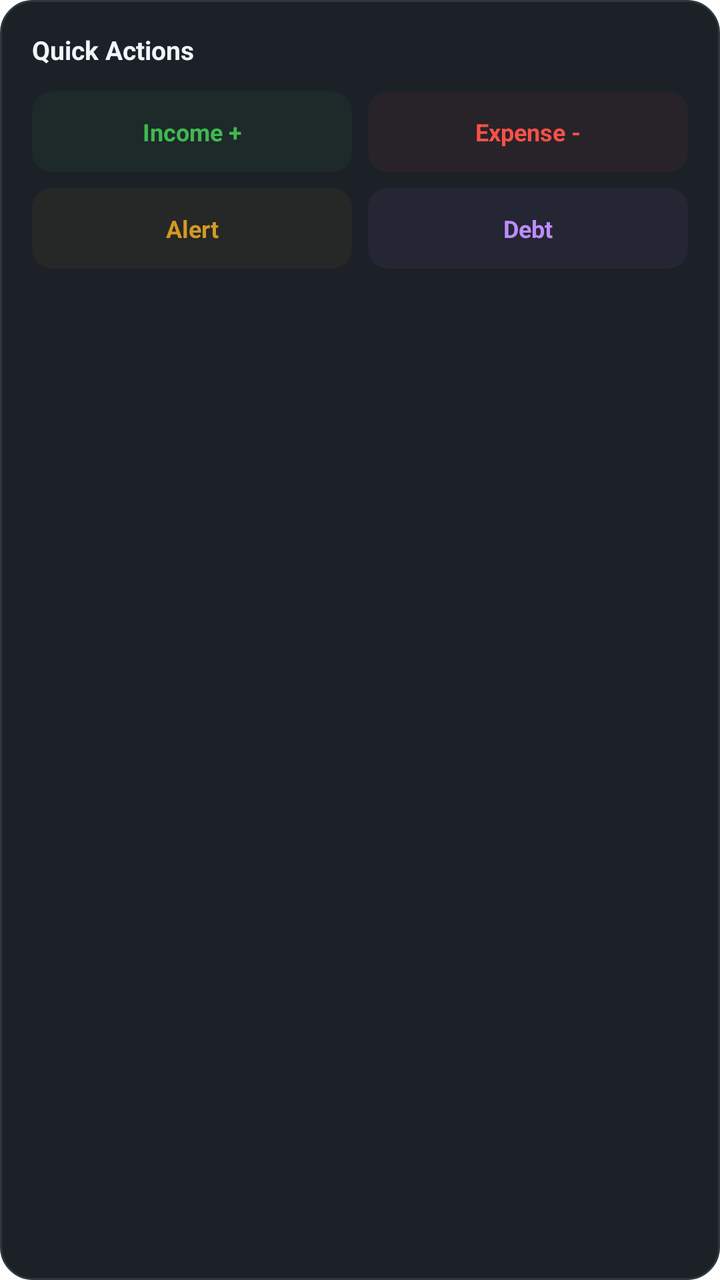
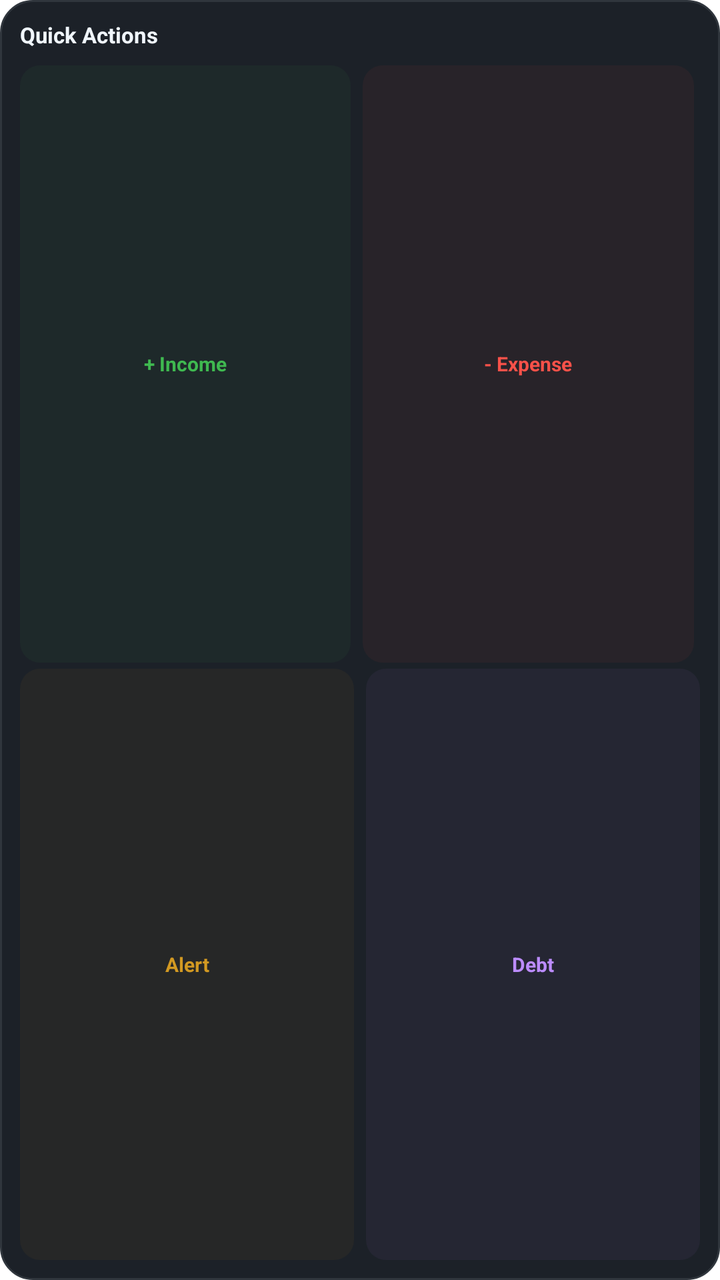

Before-and-after screenshots of an Android layout around one commit, followed by the original layout XML and the change that was made.
<!-- AndroidManifest.xml: fallback theme Theme.MaterialComponents.DayNight.NoActionBar -->
<!-- res/layout/widget_quick_actions.xml -->
<?xml version="1.0" encoding="utf-8"?>
<LinearLayout xmlns:android="http://schemas.android.com/apk/res/android"
    android:layout_width="match_parent"
    android:layout_height="match_parent"
    android:orientation="vertical"
    android:padding="16dp"
    android:background="@drawable/widget_background">

    <TextView
        android:layout_width="match_parent"
        android:layout_height="wrap_content"
        android:text="Quick Actions"
        android:textColor="#F0F6FC"
        android:textSize="13sp"
        android:textStyle="bold"
        android:layout_marginBottom="12dp" />

    <LinearLayout
        android:layout_width="match_parent"
        android:layout_height="wrap_content"
        android:orientation="horizontal"
        android:layout_marginBottom="8dp">
        <TextView
            android:id="@+id/btn_add_income"
            android:layout_width="0dp"
            android:layout_height="wrap_content"
            android:layout_weight="1"
            android:layout_marginEnd="4dp"
            android:background="@drawable/widget_chip_green"
            android:padding="12dp"
            android:text="Income +"
            android:textColor="#3FB950"
            android:textSize="12sp"
            android:textStyle="bold"
            android:gravity="center" />
        <TextView
            android:id="@+id/btn_add_expense"
            android:layout_width="0dp"
            android:layout_height="wrap_content"
            android:layout_weight="1"
            android:layout_marginStart="4dp"
            android:background="@drawable/widget_chip_red"
            android:padding="12dp"
            android:text="Expense -"
            android:textColor="#F85149"
            android:textSize="12sp"
            android:textStyle="bold"
            android:gravity="center" />
    </LinearLayout>

    <LinearLayout
        android:layout_width="match_parent"
        android:layout_height="wrap_content"
        android:orientation="horizontal">
        <TextView
            android:id="@+id/btn_add_alert"
            android:layout_width="0dp"
            android:layout_height="wrap_content"
            android:layout_weight="1"
            android:layout_marginEnd="4dp"
            android:background="@drawable/widget_chip_orange"
            android:padding="12dp"
            android:text="Alert"
            android:textColor="#D29922"
            android:textSize="12sp"
            android:textStyle="bold"
            android:gravity="center" />
        <TextView
            android:id="@+id/btn_add_debt"
            android:layout_width="0dp"
            android:layout_height="wrap_content"
            android:layout_weight="1"
            android:layout_marginStart="4dp"
            android:background="@drawable/widget_chip_purple"
            android:padding="12dp"
            android:text="Debt"
            android:textColor="#BC8CFF"
            android:textSize="12sp"
            android:textStyle="bold"
            android:gravity="center" />
    </LinearLayout>
</LinearLayout>
<!-- resources referenced by this layout -->
<resources>
  <!-- drawable widget_background (drawable) -->
  <?xml version="1.0" encoding="utf-8"?>
  <shape xmlns:android="http://schemas.android.com/apk/res/android"
      android:shape="rectangle">
      <solid android:color="#1C2128" />
      <corners android:radius="16dp" />
      <stroke android:width="1dp" android:color="#30363D" />
  </shape>
  <!-- drawable widget_chip_green (drawable) -->
  <?xml version="1.0" encoding="utf-8"?>
  <shape xmlns:android="http://schemas.android.com/apk/res/android" android:shape="rectangle">
      <solid android:color="#0D3FB950" />
      <corners android:radius="10dp" />
  </shape>
  <!-- drawable widget_chip_orange (drawable) -->
  <?xml version="1.0" encoding="utf-8"?>
  <shape xmlns:android="http://schemas.android.com/apk/res/android" android:shape="rectangle">
      <solid android:color="#0DD29922" />
      <corners android:radius="10dp" />
  </shape>
  <!-- drawable widget_chip_purple (drawable) -->
  <?xml version="1.0" encoding="utf-8"?>
  <shape xmlns:android="http://schemas.android.com/apk/res/android" android:shape="rectangle">
      <solid android:color="#0DBC8CFF" />
      <corners android:radius="10dp" />
  </shape>
  <!-- drawable widget_chip_red (drawable) -->
  <?xml version="1.0" encoding="utf-8"?>
  <shape xmlns:android="http://schemas.android.com/apk/res/android" android:shape="rectangle">
      <solid android:color="#0DF85149" />
      <corners android:radius="10dp" />
  </shape>
</resources>

<!-- the commit's change to res/layout/widget_quick_actions.xml (unified diff, before → after) -->
@@ -3,7 +3,7 @@
     android:layout_width="match_parent"
     android:layout_height="match_parent"
     android:orientation="vertical"
-    android:padding="16dp"
+    android:padding="10dp"
     android:background="@drawable/widget_background">
 
     <TextView
@@ -11,72 +11,81 @@
         android:layout_height="wrap_content"
         android:text="Quick Actions"
         android:textColor="#F0F6FC"
-        android:textSize="13sp"
+        android:textSize="11sp"
         android:textStyle="bold"
-        android:layout_marginBottom="12dp" />
+        android:layout_marginBottom="8dp" />
 
     <LinearLayout
         android:layout_width="match_parent"
-        android:layout_height="wrap_content"
-        android:orientation="horizontal"
-        android:layout_marginBottom="8dp">
+        android:layout_height="0dp"
+        android:layout_weight="1"
+        android:orientation="horizontal">
+
         <TextView
             android:id="@+id/btn_add_income"
             android:layout_width="0dp"
-            android:layout_height="wrap_content"
+            android:layout_height="match_parent"
             android:layout_weight="1"
-            android:layout_marginEnd="4dp"
+            android:layout_marginEnd="3dp"
             android:background="@drawable/widget_chip_green"
-            android:padding="12dp"
-            android:text="Income +"
+            android:padding="6dp"
+            android:text="+ Income"
             android:textColor="#3FB950"
-            android:textSize="12sp"
+            android:textSize="10sp"
             android:textStyle="bold"
             android:gravity="center" />
+
         <TextView
             android:id="@+id/btn_add_expense"
             android:layout_width="0dp"
-            android:layout_height="wrap_content"
+            android:layout_height="match_parent"
             android:layout_weight="1"
-            android:layout_marginStart="4dp"
+            android:layout_marginStart="3dp"
+            android:layout_marginEnd="3dp"
             android:background="@drawable/widget_chip_red"
-            android:padding="12dp"
-            android:text="Expense -"
+            android:padding="6dp"
+            android:text="- Expense"
             android:textColor="#F85149"
-            android:textSize="12sp"
+            android:textSize="10sp"
             android:textStyle="bold"
             android:gravity="center" />
     </LinearLayout>
 
     <LinearLayout
         android:layout_width="match_parent"
-        android:layout_height="wrap_content"
+        android:layout_height="0dp"
+        android:layout_weight="1"
         android:orientation="horizontal">
+
         <TextView
             android:id="@+id/btn_add_alert"
             android:layout_width="0dp"
-            android:layout_height="wrap_content"
+            android:layout_height="match_parent"
             android:layout_weight="1"
-            android:layout_marginEnd="4dp"
+            android:layout_marginEnd="3dp"
+            android:layout_marginTop="3dp"
             android:background="@drawable/widget_chip_orange"
-            android:padding="12dp"
+            android:padding="6dp"
             android:text="Alert"
             android:textColor="#D29922"
-            android:textSize="12sp"
+            android:textSize="10sp"
             android:textStyle="bold"
             android:gravity="center" />
+
         <TextView
             android:id="@+id/btn_add_debt"
             android:layout_width="0dp"
-            android:layout_height="wrap_content"
+            android:layout_height="match_parent"
             android:layout_weight="1"
-            android:layout_marginStart="4dp"
+            android:layout_marginStart="3dp"
+            android:layout_marginTop="3dp"
             android:background="@drawable/widget_chip_purple"
-            android:padding="12dp"
+            android:padding="6dp"
             android:text="Debt"
             android:textColor="#BC8CFF"
-            android:textSize="12sp"
+            android:textSize="10sp"
             android:textStyle="bold"
             android:gravity="center" />
     </LinearLayout>
+
 </LinearLayout>
